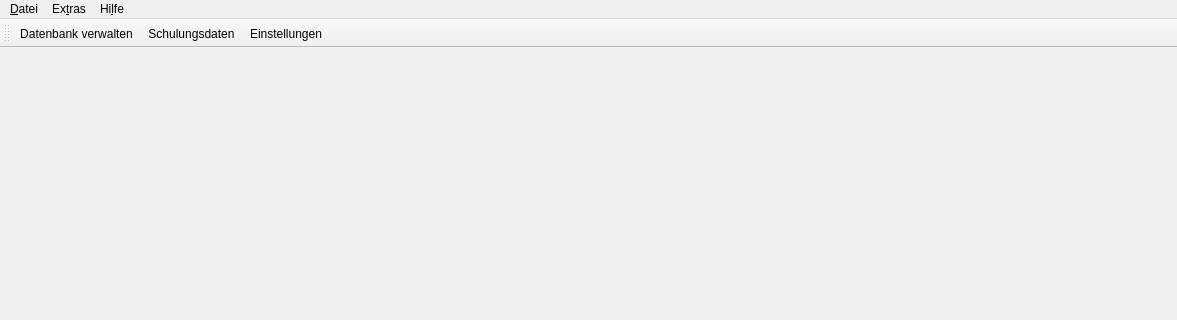
First picture: the form in ui/qmmainwindow.ui, repository Christian-Kr/QualificationMatrix, before the edit; both pictures show x 0 to 1177 and y 0 to 320 of the 1177 by 741 pixel window.
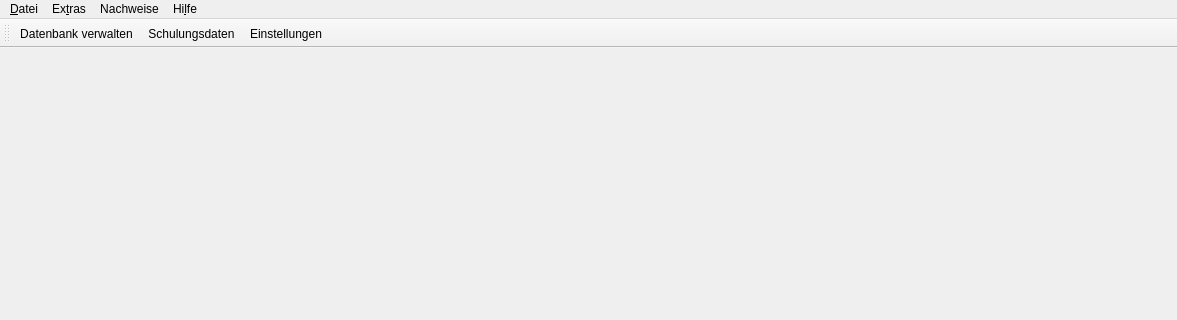
Second picture: the form after the edit. Icons and pictures are not drawn.

Commit message: Make certificate dialog callable

What changed in the file:
```diff
--- a/ui/qmmainwindow.ui
+++ b/ui/qmmainwindow.ui
@@ -76,7 +76,7 @@
      <x>0</x>
      <y>0</y>
      <width>1177</width>
-     <height>30</height>
+     <height>24</height>
     </rect>
    </property>
    <widget class="QMenu" name="menu_Datei">
@@ -103,8 +103,15 @@
     <addaction name="actSettings"/>
     <addaction name="actCreateEmptyDatabase"/>
    </widget>
+   <widget class="QMenu" name="menuNachweise">
+    <property name="title">
+     <string>Nachweise</string>
+    </property>
+    <addaction name="actManageCertificate"/>
+   </widget>
    <addaction name="menu_Datei"/>
    <addaction name="menuExtras"/>
+   <addaction name="menuNachweise"/>
    <addaction name="menuHilfe"/>
   </widget>
   <widget class="QStatusBar" name="statusbar"/>
```
Left out of the diff: 22 changed lines with no effect on the pictures. The commit also changes 5 other files.
